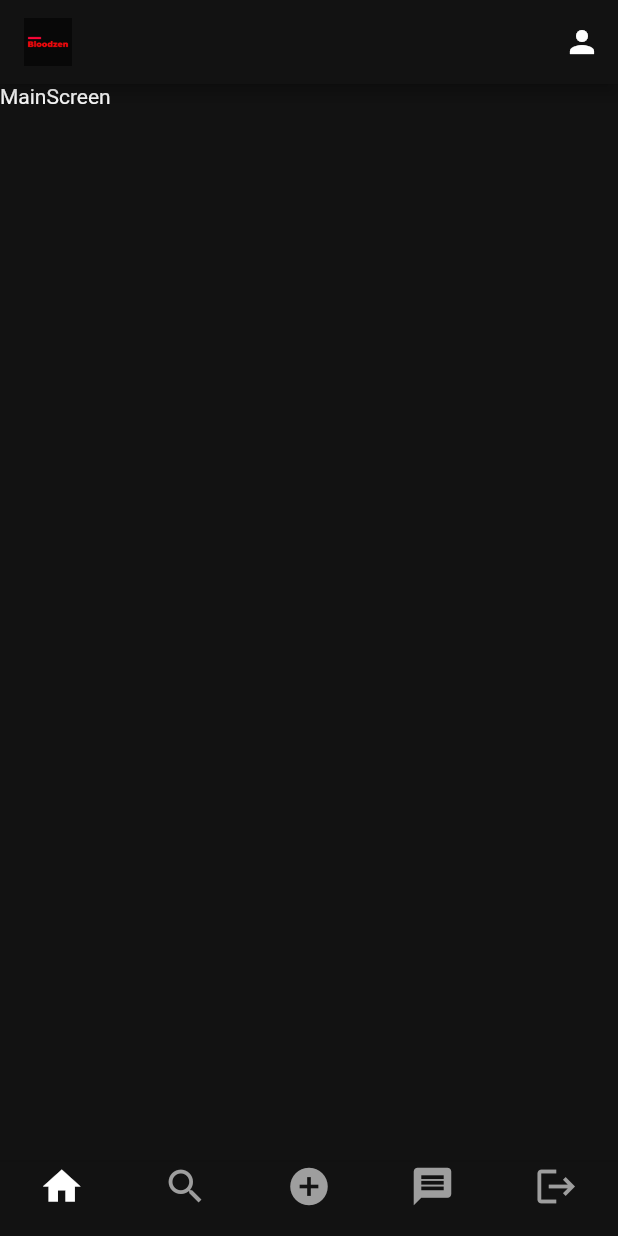
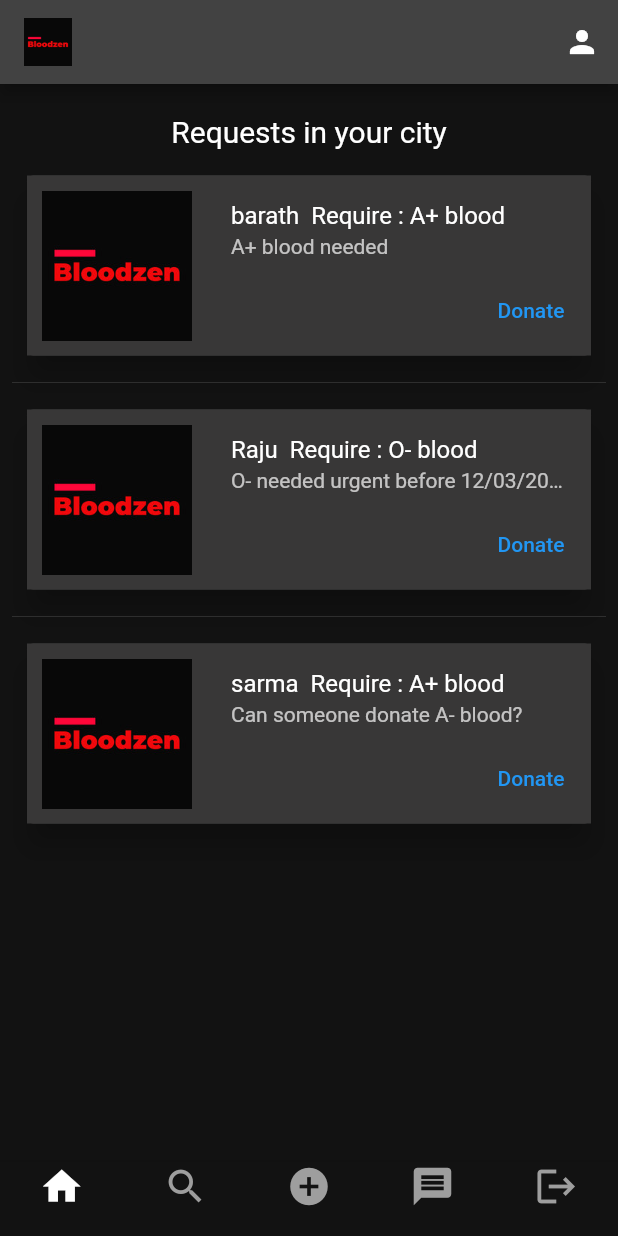
Before and after one commit to Sribarathvajasarma/bloodzen, a Flutter app: the screen it shows once a user with an empty profile is signed in, on a phone screen of 412 x 824 dp. Run offline on Flutter 3.47's test engine with Material 2 defaults, Android fonts, the phone set to English and light mode, and no system bars; our stand-ins replace cloud_firestore, firebase_auth, firebase_core, firebase_storage, flutter_svg, image_picker; accounts and stored records are empty; network calls fail.

Commit message:
adding request card

```diff
--- a/lib/screens/home_screen.dart
+++ b/lib/screens/home_screen.dart
@@ -4,6 +4,7 @@ import 'package:bloodzen/responsive/responsive_layout_screen.dart';
 import 'package:bloodzen/responsive/web_screen_layout.dart';
 import 'package:bloodzen/screens/login_screen.dart';
 import 'package:bloodzen/utils/colors.dart';
+import 'package:flutter/cupertino.dart';
 import 'package:flutter/material.dart';
 import 'package:flutter/src/foundation/key.dart';
 import 'package:flutter/src/widgets/framework.dart';
@@ -18,12 +19,20 @@ class HomeScreen extends StatefulWidget {
 }
 
 class _HomeScreenState extends State<HomeScreen> {
+  final List<String> names = <String>['barath', 'Raju', 'sarma'];
+  final List<String> description = <String>[
+    'A+ blood needed',
+    'O- needed urgent before 12/03/2022',
+    'Can someone donate A- blood?'
+  ];
+  final List<String> bloodgroup = <String>['A+', 'O-', 'A+'];
+
   @override
   Widget build(BuildContext context) {
     return Scaffold(
         appBar: AppBar(
-        backgroundColor: mobileBackgroundColor,
           centerTitle: false,
+          automaticallyImplyLeading: false,
           title: Image.asset(
             'assets/bloodzen.jpg',
             height: 32,
@@ -36,8 +45,85 @@ class _HomeScreenState extends State<HomeScreen> {
           ],
         ),
         body: Container(
-        child: Text("MainScreen"),
+          margin: EdgeInsets.only(top: 20),
+          child: Column(
+            mainAxisAlignment: MainAxisAlignment.start,
+            crossAxisAlignment: CrossAxisAlignment.center,
+            children: [
+              Text(
+                "Requests in your city",
+                style: TextStyle(fontSize: 20),
               ),
+              ListView.separated(
+                shrinkWrap: true,
+                padding: const EdgeInsets.all(8),
+                itemCount: names.length,
+                itemBuilder: (BuildContext context, int index) {
+                  return Card(
+                    child: Container(
+                      height: 120,
+                      color: Color.fromARGB(255, 56, 55, 55),
+                      child: Row(
+                        children: [
+                          Center(
+                            child: Padding(
+                              padding: EdgeInsets.all(10),
+                              child: Expanded(
+                                child: Image.asset("assets/bloodzen.jpg"),
+                                flex: 2,
+                              ),
+                            ),
+                          ),
+                          Expanded(
+                            child: Container(
+                              alignment: Alignment.topLeft,
+                              child: Column(
+                                children: [
+                                  Expanded(
+                                    flex: 5,
+                                    child: ListTile(
+                                      title: Text(
+                                        "${names[index]}  Require : ${bloodgroup[index]} blood",
+                                      ),
+                                      subtitle: Text(
+                                        "${description[index]}",
+                                        maxLines: 1,
+                                        overflow: TextOverflow.ellipsis,
+                                      ),
+                                    ),
+                                  ),
+                                  Expanded(
+                                    flex: 5,
+                                    child: Row(
+                                      mainAxisAlignment: MainAxisAlignment.end,
+                                      children: [
+                                        TextButton(
+                                          child: Text("Donate"),
+                                          onPressed: () {},
+                                        ),
+                                        SizedBox(
+                                          width: 8,
+                                        )
+                                      ],
+                                    ),
+                                  )
+                                ],
+                              ),
+                            ),
+                            flex: 8,
+                          ),
+                        ],
+                      ),
+                    ),
+                    elevation: 8,
+                    margin: EdgeInsets.all(10),
                   );
+                },
+                separatorBuilder: (BuildContext context, int index) =>
+                    const Divider(),
+              ),
+            ],
+          ),
+        ));
   }
 }
--- a/lib/screens/login_screen.dart
+++ b/lib/screens/login_screen.dart
@@ -63,8 +63,7 @@ class _LoginScreenState extends State<LoginScreen> {
   @override
   Widget build(BuildContext context) {
     return Scaffold(
-        body: SafeArea(
-            child: Container(
+        body: Container(
       padding: const EdgeInsets.symmetric(horizontal: 32),
       width: double.infinity,
       child: Column(crossAxisAlignment: CrossAxisAlignment.center, children: [
@@ -133,6 +132,6 @@ class _LoginScreenState extends State<LoginScreen> {
           ),
         ], mainAxisAlignment: MainAxisAlignment.center),
       ]),
-    )));
+    ));
   }
 }
--- a/lib/screens/signup_screen.dart
+++ b/lib/screens/signup_screen.dart
@@ -84,8 +84,7 @@ class _SignupScreenState extends State<SignupScreen> {
   @override
   Widget build(BuildContext context) {
     return Scaffold(
-        body: SafeArea(
-            child: Container(
+        body: Container(
       padding: const EdgeInsets.symmetric(horizontal: 32),
       width: double.infinity,
       child: Column(crossAxisAlignment: CrossAxisAlignment.center, children: [
@@ -185,6 +184,6 @@ class _SignupScreenState extends State<SignupScreen> {
           ),
         ], mainAxisAlignment: MainAxisAlignment.center),
       ]),
-    )));
+    ));
   }
 }
```
Lines whose indentation alone changed are shown as unchanged.
